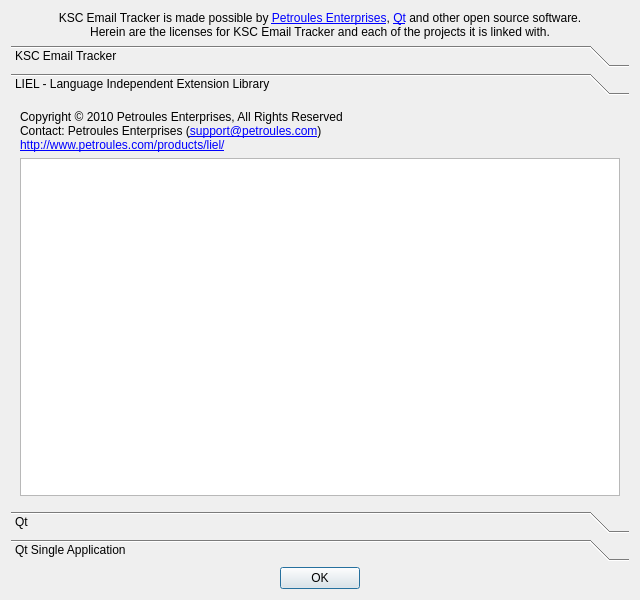
This is src/desktop/dialogs/licensedialog.ui in jakepetroules/owlmail as Qt 5 draws it before an edit. The edited form follows.
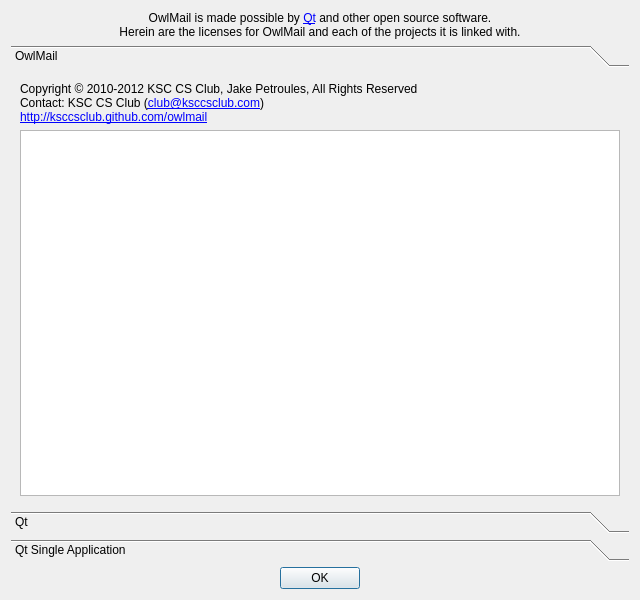
This is the edited form. The open tabs and pages were chosen to show the change.

Commit message: Project rename…

```diff
--- a/src/desktop/dialogs/licensedialog.ui
+++ b/src/desktop/dialogs/licensedialog.ui
@@ -17,8 +17,8 @@
    <item>
     <widget class="QLabel" name="infoLabel">
      <property name="text">
-      <string>&lt;p align=&quot;center&quot;&gt;KSC Email Tracker is made possible by &lt;a href=&quot;http://www.petroules.com/&quot;&gt;Petroules Enterprises&lt;/a&gt;, &lt;a href=&quot;http://qt.nokia.com/&quot;&gt;Qt&lt;/a&gt; and other open source software.&lt;br /&gt;
-Herein are the licenses for KSC Email Tracker and each of the projects it is linked with.&lt;/p&gt;</string>
+      <string>&lt;p align=&quot;center&quot;&gt;OwlMail is made possible by &lt;a href=&quot;http://qt.nokia.com/&quot;&gt;Qt&lt;/a&gt; and other open source software.&lt;br /&gt;
+Herein are the licenses for OwlMail and each of the projects it is linked with.&lt;/p&gt;</string>
      </property>
      <property name="textFormat">
       <enum>Qt::RichText</enum>
@@ -38,20 +38,20 @@
        <rect>
         <x>0</x>
         <y>0</y>
-        <width>622</width>
-        <height>413</height>
+        <width>616</width>
+        <height>394</height>
        </rect>
       </property>
       <attribute name="label">
-       <string>KSC Email Tracker</string>
+       <string>OwlMail</string>
       </attribute>
       <layout class="QVBoxLayout" name="verticalLayout">
        <item>
         <widget class="QLabel" name="kscemailtrackerLabel">
          <property name="text">
-          <string>Copyright &amp;copy; 2010 Petroules Enterprises, All Rights Reserved&lt;br /&gt;
-Contact: Petroules Enterprises (&lt;a href=&quot;mailto:support@petroules.com&quot;&gt;support@petroules.com&lt;/a&gt;)&lt;br /&gt;
-&lt;a href=&quot;http://www.petroules.com/products/kscemailtracker/&quot;&gt;http://www.petroules.com/products/kscemailtracker/&lt;/a&gt;</string>
+          <string>Copyright &amp;copy; 2010-2012 KSC CS Club, Jake Petroules, All Rights Reserved&lt;br /&gt;
+Contact: KSC CS Club (&lt;a href=&quot;mailto:club@ksccsclub.com&quot;&gt;club@ksccsclub.com&lt;/a&gt;)&lt;br /&gt;
+&lt;a href=&quot;http://ksccsclub.github.com/owlmail&quot;&gt;http://ksccsclub.github.com/owlmail&lt;/a&gt;</string>
          </property>
          <property name="textFormat">
           <enum>Qt::RichText</enum>
@@ -62,47 +62,7 @@
         </widget>
        </item>
        <item>
-        <widget class="QTextBrowser" name="kscemailtrackerLicense">
-         <property name="openExternalLinks">
-          <bool>true</bool>
-         </property>
-         <property name="openLinks">
-          <bool>false</bool>
-         </property>
-        </widget>
-       </item>
-      </layout>
-     </widget>
-     <widget class="QWidget" name="lielPage">
-      <property name="geometry">
-       <rect>
-        <x>0</x>
-        <y>0</y>
-        <width>310</width>
-        <height>134</height>
-       </rect>
-      </property>
-      <attribute name="label">
-       <string>LIEL - Language Independent Extension Library</string>
-      </attribute>
-      <layout class="QVBoxLayout" name="verticalLayout_6">
-       <item>
-        <widget class="QLabel" name="lielLabel">
-         <property name="text">
-          <string>Copyright &amp;copy; 2010 Petroules Enterprises, All Rights Reserved&lt;br /&gt;
-Contact: Petroules Enterprises (&lt;a href=&quot;mailto:support@petroules.com&quot;&gt;support@petroules.com&lt;/a&gt;)&lt;br /&gt;
-&lt;a href=&quot;http://www.petroules.com/products/liel/&quot;&gt;http://www.petroules.com/products/liel/&lt;/a&gt;</string>
-         </property>
-         <property name="textFormat">
-          <enum>Qt::RichText</enum>
-         </property>
-         <property name="openExternalLinks">
-          <bool>true</bool>
-         </property>
-        </widget>
-       </item>
-       <item>
-        <widget class="QTextBrowser" name="lielLicense">
+        <widget class="QTextBrowser" name="owlMailLicense">
          <property name="openExternalLinks">
           <bool>true</bool>
          </property>
```
Left out of the diff: 14 changed lines with no effect on the pictures. The commit also changes 20 other files.
